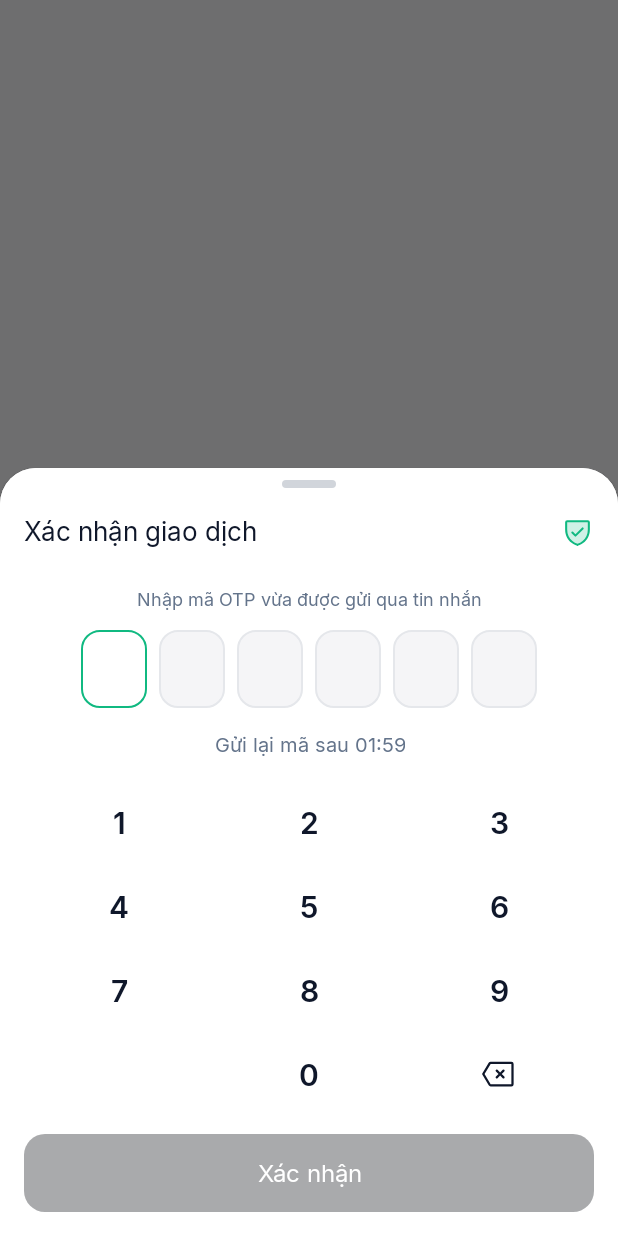
After one commit to thedestoroyah/FLUX_Bank, an Android app: the fragment TransactionAuthSheet shown on its own in the app's theme, on a phone screen of 412 x 824 dp. The commit adds this screen. Run offline under Robolectric (Android 15) with nearby library versions, the phone set to English and light mode, and no system bars; 4 statements that could not run were skipped.

Commit message:
feat: transaction auth bottom sheet with OTP keypad

```diff
--- /dev/null
+++ b/app/src/main/java/com/flux/bank/domain/FaceVerificationPolicy.kt
@@ -0,0 +1,11 @@
+package com.flux.bank.domain
+
+/** Quy tắc khi nào giao dịch cần thêm bước xác thực khuôn mặt (ngoài OTP). */
+object FaceVerificationPolicy {
+
+    /** Giao dịch từ 10.000.000 ₫ trở lên là "giá trị cao". */
+    const val HIGH_VALUE_THRESHOLD = 10_000_000L
+
+    /** [amount] null nghĩa là thao tác không có số tiền (ví dụ đổi SĐT) — chỉ cần OTP. */
+    fun requiresFace(amount: Long?): Boolean = amount != null && amount >= HIGH_VALUE_THRESHOLD
+}
--- /dev/null
+++ b/app/src/main/java/com/flux/bank/ui/auth/sheet/TransactionAuthSheet.kt
@@ -0,0 +1,165 @@
+package com.flux.bank.ui.auth.sheet
+
+import android.content.DialogInterface
+import android.os.Bundle
+import android.view.LayoutInflater
+import android.view.View
+import android.view.ViewGroup
+import androidx.core.os.bundleOf
+import androidx.core.view.isVisible
+import androidx.fragment.app.FragmentManager
+import androidx.fragment.app.setFragmentResult
+import androidx.fragment.app.viewModels
+import androidx.lifecycle.lifecycleScope
+import com.flux.bank.FluxApp
+import com.flux.bank.R
+import com.flux.bank.databinding.ItemSummaryRowBinding
+import com.flux.bank.databinding.SheetTransactionAuthBinding
+import com.flux.bank.ui.common.SimulatedSmsBanner
+import com.google.android.material.bottomsheet.BottomSheetBehavior
+import com.google.android.material.bottomsheet.BottomSheetDialog
+import com.google.android.material.bottomsheet.BottomSheetDialogFragment
+import kotlinx.coroutines.delay
+import kotlinx.coroutines.launch
+
+/** Nội dung tóm tắt hiển thị trên sheet. [amount] null = thao tác không có số tiền (chỉ cần OTP). */
+data class AuthSummary(val title: String, val rows: List<Pair<String, String>>, val amount: Long?)
+
+/**
+ * Bottom sheet xác thực dùng chung cho mọi giao dịch: OTP (bàn phím riêng) và, với giao dịch giá trị cao,
+ * thêm bước khuôn mặt. Kết quả trả qua Fragment Result API: key = requestKey, bundle [KEY_VERIFIED] (Boolean).
+ */
+class TransactionAuthSheet : BottomSheetDialogFragment() {
+
+    private var _binding: SheetTransactionAuthBinding? = null
+    private val binding get() = _binding!!
+    private val viewModel: TransactionAuthViewModel by viewModels()
+    private var resultSent = false
+
+    override fun onCreateView(inflater: LayoutInflater, container: ViewGroup?, savedInstanceState: Bundle?): View {
+        _binding = SheetTransactionAuthBinding.inflate(inflater, container, false)
+        return binding.root
+    }
+
+    override fun onStart() {
+        super.onStart()
+        // Mở rộng hết cỡ ngay: sheet có bàn phím riêng nên luôn đủ chỗ
+        (dialog as? BottomSheetDialog)?.behavior?.apply {
+            state = BottomSheetBehavior.STATE_EXPANDED
+            skipCollapsed = true
+        }
+    }
+
+    override fun onViewCreated(view: View, savedInstanceState: Bundle?) {
+        val args = requireArguments()
+        val amount = args.getLong(ARG_AMOUNT, NO_AMOUNT).takeIf { it != NO_AMOUNT }
+        binding.tvTitle.text = args.getString(ARG_TITLE)
+        renderSummary(args.getStringArrayList(ARG_LABELS).orEmpty(), args.getStringArrayList(ARG_VALUES).orEmpty())
+
+        binding.keypad.onDigit = viewModel::onDigit
+        binding.keypad.onBackspace = viewModel::onBackspace
+        binding.btnConfirm.setOnClickListener { viewModel.confirm() }
+        binding.btnResend.setOnClickListener { viewModel.resend() }
+
+        val notifier = FluxApp.instance.otpNotifier
+        notifier.autofill.observe(viewLifecycleOwner) { event -> event.consume()?.let(viewModel::fill) }
+        notifier.inAppSms.observe(viewLifecycleOwner) { event ->
+            event.consume()?.let { code ->
+                SimulatedSmsBanner.show(requireActivity(), notifier.smsText(code)) { notifier.requestAutofill(code) }
+            }
+        }
+        viewModel.state.observe(viewLifecycleOwner, ::render)
+        viewModel.start(amount)
+
+        viewLifecycleOwner.lifecycleScope.launch {
+            while (true) {
+                viewModel.tick()
+                delay(TICK_MS)
+            }
+        }
+    }
+
+    private fun render(state: AuthSheetState) {
+        binding.groupOtp.isVisible = state is AuthSheetState.EnteringOtp
+        binding.faceContainer.isVisible = state is AuthSheetState.FaceStep
+        when (state) {
+            is AuthSheetState.EnteringOtp -> renderOtp(state)
+            AuthSheetState.Verified -> finishWith(true)
+            AuthSheetState.Locked -> {
+                android.widget.Toast.makeText(requireContext(), R.string.otp_locked, android.widget.Toast.LENGTH_LONG).show()
+                finishWith(false)
+            }
+            AuthSheetState.FaceStep -> Unit // Task 12: bước khuôn mặt
+        }
+    }
+
+    private fun renderOtp(state: AuthSheetState.EnteringOtp) {
+        binding.otpCells.render(state.digits)
+        binding.btnConfirm.isEnabled = state.digits.length == TransactionAuthViewModel.CODE_LENGTH
+        binding.tvError.isVisible = state.errorRes != null
+        state.errorRes?.let { binding.tvError.text = getString(it, state.attemptsLeft) }
+        val waiting = state.remainingSec > 0
+        binding.btnResend.isEnabled = !waiting
+        binding.btnResend.text = if (waiting) {
+            getString(R.string.auth_sheet_resend_in, "%02d:%02d".format(state.remainingSec / 60, state.remainingSec % 60))
+        } else {
+            getString(R.string.auth_sheet_resend)
+        }
+    }
+
+    private fun renderSummary(labels: List<String>, values: List<String>) {
+        binding.summaryRows.removeAllViews()
+        labels.zip(values).forEach { (label, value) ->
+            val row = ItemSummaryRowBinding.inflate(layoutInflater, binding.summaryRows, true)
+            row.tvLabel.text = label
+            row.tvValue.text = value
+        }
+    }
+
+    private fun finishWith(verified: Boolean) {
+        if (resultSent) return
+        resultSent = true
+        if (verified) binding.root.performHapticFeedback(android.view.HapticFeedbackConstants.CONFIRM)
+        setFragmentResult(requireArguments().getString(ARG_REQUEST_KEY)!!, bundleOf(KEY_VERIFIED to verified))
+        dismissAllowingStateLoss()
+    }
+
+    override fun onDismiss(dialog: DialogInterface) {
+        // Người dùng vuốt/bấm ra ngoài để đóng = huỷ
+        if (!resultSent && isAdded) {
+            resultSent = true
+            setFragmentResult(requireArguments().getString(ARG_REQUEST_KEY)!!, bundleOf(KEY_VERIFIED to false))
+        }
+        super.onDismiss(dialog)
+    }
+
+    override fun onDestroyView() {
+        super.onDestroyView()
+        _binding = null
+    }
+
+    companion object {
+        const val KEY_VERIFIED = "verified"
+        private const val TAG = "TransactionAuthSheet"
+        private const val ARG_TITLE = "title"
+        private const val ARG_LABELS = "labels"
+        private const val ARG_VALUES = "values"
+        private const val ARG_AMOUNT = "amount"
+        private const val ARG_REQUEST_KEY = "request_key"
+        private const val NO_AMOUNT = Long.MIN_VALUE
+        private const val TICK_MS = 1_000L
+
+        /** Mở sheet; lắng nghe kết quả bằng `fm.setFragmentResultListener(requestKey, ...)`. */
+        fun show(fm: FragmentManager, summary: AuthSummary, requestKey: String) {
+            TransactionAuthSheet().apply {
+                arguments = bundleOf(
+                    ARG_TITLE to summary.title,
+                    ARG_LABELS to ArrayList(summary.rows.map { it.first }),
+                    ARG_VALUES to ArrayList(summary.rows.map { it.second }),
+                    ARG_AMOUNT to (summary.amount ?: NO_AMOUNT),
+                    ARG_REQUEST_KEY to requestKey
+                )
+            }.show(fm, TAG)
+        }
+    }
+}
--- /dev/null
+++ b/app/src/main/java/com/flux/bank/ui/auth/sheet/TransactionAuthViewModel.kt
@@ -0,0 +1,97 @@
+package com.flux.bank.ui.auth.sheet
+
+import androidx.annotation.StringRes
+import androidx.lifecycle.LiveData
+import androidx.lifecycle.MutableLiveData
+import androidx.lifecycle.ViewModel
+import com.flux.bank.FluxApp
+import com.flux.bank.R
+import com.flux.bank.core.security.OtpManager
+import com.flux.bank.core.security.OtpResult
+import com.flux.bank.domain.FaceVerificationPolicy
+import java.util.UUID
+
+sealed class AuthSheetState {
+    data class EnteringOtp(
+        val digits: String = "",
+        val remainingSec: Long = 0,
+        @StringRes val errorRes: Int? = null,
+        val attemptsLeft: Int = OtpManager.MAX_ATTEMPTS
+    ) : AuthSheetState()
+
+    object FaceStep : AuthSheetState()
+    object Verified : AuthSheetState()
+    object Locked : AuthSheetState()
+}
+
+/**
+ * Logic của bottom sheet xác thực giao dịch: phát OTP gắn với một mã giao dịch mới, nhận từng chữ số từ bàn phím
+ * riêng, kiểm tra mã; nếu số tiền thuộc diện giá trị cao thì chuyển sang bước khuôn mặt.
+ *
+ * @param deliver cách gửi mã tới người dùng (mặc định: SMS giả lập qua [com.flux.bank.core.security.OtpNotifier]).
+ */
+class TransactionAuthViewModel(
+    private val otp: OtpManager = FluxApp.instance.otpManager,
+    private val deliver: (String) -> Unit = { FluxApp.instance.otpNotifier.deliver(it) }
+) : ViewModel() {
+
+    private val _state = MutableLiveData<AuthSheetState>(AuthSheetState.EnteringOtp())
+    val state: LiveData<AuthSheetState> = _state
+
+    private var transactionId = ""
+    private var amount: Long? = null
+    private var started = false
+
+    /** Bắt đầu phiên xác thực; gọi lại (ví dụ khi xoay màn hình) sẽ không phát mã mới. */
+    fun start(amount: Long?) {
+        if (started) return
+        started = true
+        this.amount = amount
+        transactionId = UUID.randomUUID().toString()
+        issue()
+    }
+
+    fun onDigit(digit: Char) = updateOtp { if (it.digits.length < CODE_LENGTH) it.copy(digits = it.digits + digit, errorRes = null) else it }
+
+    fun onBackspace() = updateOtp { it.copy(digits = it.digits.dropLast(1)) }
+
+    /** Tự điền mã khi người dùng chạm vào SMS giả lập. */
+    fun fill(code: String) = updateOtp { it.copy(digits = code.filter(Char::isDigit).take(CODE_LENGTH), errorRes = null) }
+
+    fun confirm() {
+        val current = _state.value as? AuthSheetState.EnteringOtp ?: return
+        when (otp.verify(transactionId, current.digits)) {
+            OtpResult.VALID -> _state.value =
+                if (FaceVerificationPolicy.requiresFace(amount)) AuthSheetState.FaceStep else AuthSheetState.Verified
+            OtpResult.WRONG -> {
+                val left = otp.attemptsLeft()
+                _state.value = if (left == 0) AuthSheetState.Locked
+                else current.copy(digits = "", errorRes = R.string.otp_wrong, attemptsLeft = left)
+            }
+            OtpResult.EXPIRED, OtpResult.NO_ACTIVE -> _state.value = current.copy(digits = "", errorRes = R.string.otp_expired)
+            OtpResult.LOCKED -> _state.value = AuthSheetState.Locked
+        }
+    }
+
+    fun resend() {
+        if (_state.value !is AuthSheetState.EnteringOtp) return
+        issue()
+    }
+
+    /** Gọi mỗi giây để cập nhật đồng hồ đếm ngược. */
+    fun tick() = updateOtp { it.copy(remainingSec = otp.remainingSeconds()) }
+
+    private fun issue() {
+        deliver(otp.issue(transactionId))
+        _state.value = AuthSheetState.EnteringOtp(remainingSec = otp.remainingSeconds())
+    }
+
+    private fun updateOtp(change: (AuthSheetState.EnteringOtp) -> AuthSheetState.EnteringOtp) {
+        val current = _state.value as? AuthSheetState.EnteringOtp ?: return
+        _state.value = change(current)
+    }
+
+    companion object {
+        const val CODE_LENGTH = 6
+    }
+}
--- /dev/null
+++ b/app/src/main/java/com/flux/bank/ui/common/NumericKeypadView.kt
@@ -0,0 +1,53 @@
+package com.flux.bank.ui.common
+
+import android.content.Context
+import android.util.AttributeSet
+import android.view.HapticFeedbackConstants
+import android.widget.GridLayout
+import android.widget.ImageButton
+import androidx.core.content.ContextCompat
+import androidx.core.widget.ImageViewCompat
+import androidx.core.widget.TextViewCompat
+import com.flux.bank.R
+import com.google.android.material.button.MaterialButton
+
+/**
+ * Bàn phím số vẽ trong app (4x3: 1-9, trống, 0, xoá). Dùng thay bàn phím hệ thống để bottom sheet
+ * không bị đẩy lên và bàn phím bên thứ ba không đọc được mã.
+ */
+class NumericKeypadView @JvmOverloads constructor(context: Context, attrs: AttributeSet? = null) :
+    GridLayout(context, attrs) {
+
+    var onDigit: (Char) -> Unit = {}
+    var onBackspace: () -> Unit = {}
+
+    init {
+        columnCount = 3
+        val keys = listOf('1', '2', '3', '4', '5', '6', '7', '8', '9', ' ', '0', '<')
+        val height = (56 * resources.displayMetrics.density).toInt()
+        keys.forEach { key ->
+            val view = when (key) {
+                '<' -> ImageButton(context).apply {
+                    setImageResource(R.drawable.ic_backspace)
+                    ImageViewCompat.setImageTintList(this, ContextCompat.getColorStateList(context, R.color.flux_text_primary))
+                    setBackgroundResource(android.R.drawable.list_selector_background)
+                    contentDescription = context.getString(R.string.cd_backspace)
+                    setOnClickListener { it.performHapticFeedback(HapticFeedbackConstants.KEYBOARD_TAP); onBackspace() }
+                }
+                ' ' -> android.view.View(context)
+                else -> MaterialButton(context, null, androidx.appcompat.R.attr.borderlessButtonStyle).apply {
+                    text = key.toString()
+                    TextViewCompat.setTextAppearance(this, R.style.TextAppearance_Flux_TitleL)
+                    setTextColor(ContextCompat.getColor(context, R.color.flux_text_primary))
+                    insetTop = 0
+                    insetBottom = 0
+                    setOnClickListener { it.performHapticFeedback(HapticFeedbackConstants.KEYBOARD_TAP); onDigit(key) }
+                }
+            }
+            addView(view, LayoutParams(spec(UNDEFINED, 1f), spec(UNDEFINED, 1f)).apply {
+                width = 0
+                this.height = height
+            })
+        }
+    }
+}
--- /dev/null
+++ b/app/src/main/java/com/flux/bank/ui/common/OtpCellsView.kt
@@ -0,0 +1,49 @@
+package com.flux.bank.ui.common
+
+import android.content.Context
+import android.util.AttributeSet
+import android.view.Gravity
+import android.widget.LinearLayout
+import android.widget.TextView
+import androidx.core.content.ContextCompat
+import androidx.core.widget.TextViewCompat
+import com.flux.bank.R
+
+/** 6 ô hiển thị mã OTP; ô kế tiếp cần nhập có viền emerald. Chỉ hiển thị, không nhận bàn phím hệ thống. */
+class OtpCellsView @JvmOverloads constructor(context: Context, attrs: AttributeSet? = null) :
+    LinearLayout(context, attrs) {
+
+    private val cells: List<TextView>
+
+    init {
+        orientation = HORIZONTAL
+        gravity = Gravity.CENTER
+        val density = resources.displayMetrics.density
+        cells = List(CELL_COUNT) {
+            TextView(context).apply {
+                gravity = Gravity.CENTER
+                TextViewCompat.setTextAppearance(this, R.style.TextAppearance_Flux_TitleL)
+                setTextColor(ContextCompat.getColor(context, R.color.flux_text_primary))
+                background = ContextCompat.getDrawable(context, R.drawable.bg_otp_cell)
+                importantForAccessibility = IMPORTANT_FOR_ACCESSIBILITY_NO
+                layoutParams = LayoutParams((44 * density).toInt(), (52 * density).toInt()).apply {
+                    marginStart = (4 * density).toInt()
+                    marginEnd = (4 * density).toInt()
+                }
+            }.also(::addView)
+        }
+        render("")
+    }
+
+    fun render(digits: String) {
+        cells.forEachIndexed { i, cell ->
+            cell.text = digits.getOrNull(i)?.toString().orEmpty()
+            cell.isActivated = i == digits.length
+        }
+        contentDescription = digits.toList().joinToString(" ")
+    }
+
+    private companion object {
+        const val CELL_COUNT = 6
+    }
+}
--- /dev/null
+++ b/app/src/main/res/color/selector_resend.xml
@@ -0,0 +1,5 @@
+<?xml version="1.0" encoding="utf-8"?>
+<selector xmlns:android="http://schemas.android.com/apk/res/android">
+    <item android:color="@color/flux_text_secondary" android:state_enabled="false" />
+    <item android:color="@color/flux_emerald_dark" />
+</selector>
--- /dev/null
+++ b/app/src/main/res/drawable/bg_otp_cell.xml
@@ -0,0 +1,18 @@
+<?xml version="1.0" encoding="utf-8"?>
+<selector xmlns:android="http://schemas.android.com/apk/res/android">
+    <!-- Ô đang nhập: viền emerald -->
+    <item android:state_activated="true">
+        <shape>
+            <solid android:color="@color/flux_surface" />
+            <stroke android:width="1.5dp" android:color="@color/flux_emerald" />
+            <corners android:radius="12dp" />
+        </shape>
+    </item>
+    <item>
+        <shape>
+            <solid android:color="@color/flux_bg" />
+            <stroke android:width="@dimen/stroke_hairline" android:color="@color/flux_border_hairline" />
+            <corners android:radius="12dp" />
+        </shape>
+    </item>
+</selector>
--- /dev/null
+++ b/app/src/main/res/drawable/bg_sheet.xml
@@ -0,0 +1,5 @@
+<?xml version="1.0" encoding="utf-8"?>
+<shape xmlns:android="http://schemas.android.com/apk/res/android">
+    <solid android:color="@color/flux_surface" />
+    <corners android:topLeftRadius="@dimen/radius_card" android:topRightRadius="@dimen/radius_card" />
+</shape>
--- /dev/null
+++ b/app/src/main/res/drawable/bg_sheet_handle.xml
@@ -0,0 +1,5 @@
+<?xml version="1.0" encoding="utf-8"?>
+<shape xmlns:android="http://schemas.android.com/apk/res/android">
+    <solid android:color="@color/flux_titanium_border" />
+    <corners android:radius="3dp" />
+</shape>
--- /dev/null
+++ b/app/src/main/res/layout/item_summary_row.xml
@@ -0,0 +1,24 @@
+<?xml version="1.0" encoding="utf-8"?>
+<LinearLayout xmlns:android="http://schemas.android.com/apk/res/android"
+    android:layout_width="match_parent"
+    android:layout_height="wrap_content"
+    android:orientation="horizontal"
+    android:paddingTop="@dimen/space_4"
+    android:paddingBottom="@dimen/space_4">
+
+    <TextView
+        android:id="@+id/tvLabel"
+        android:layout_width="0dp"
+        android:layout_height="wrap_content"
+        android:layout_weight="1"
+        android:textAppearance="@style/TextAppearance.Flux.Caption"
+        android:textSize="13sp" />
+
+    <TextView
+        android:id="@+id/tvValue"
+        android:layout_width="wrap_content"
+        android:layout_height="wrap_content"
+        android:fontFeatureSettings="tnum"
+        android:textAppearance="@style/TextAppearance.Flux.Label"
+        android:textStyle="bold" />
+</LinearLayout>
--- /dev/null
+++ b/app/src/main/res/layout/sheet_transaction_auth.xml
@@ -0,0 +1,136 @@
+<?xml version="1.0" encoding="utf-8"?>
+<androidx.constraintlayout.widget.ConstraintLayout xmlns:android="http://schemas.android.com/apk/res/android"
+    xmlns:app="http://schemas.android.com/apk/res-auto"
+    android:layout_width="match_parent"
+    android:layout_height="wrap_content"
+    android:background="@drawable/bg_sheet"
+    android:paddingStart="@dimen/space_16"
+    android:paddingEnd="@dimen/space_16"
+    android:paddingBottom="@dimen/space_16">
+
+    <View
+        android:id="@+id/handle"
+        android:layout_width="36dp"
+        android:layout_height="5dp"
+        android:layout_marginTop="@dimen/space_8"
+        android:background="@drawable/bg_sheet_handle"
+        app:layout_constraintEnd_toEndOf="parent"
+        app:layout_constraintStart_toStartOf="parent"
+        app:layout_constraintTop_toTopOf="parent" />
+
+    <TextView
+        android:id="@+id/tvTitle"
+        android:layout_width="0dp"
+        android:layout_height="wrap_content"
+        android:layout_marginTop="@dimen/space_16"
+        android:text="@string/auth_sheet_title"
+        android:textAppearance="@style/TextAppearance.Flux.TitleM"
+        android:textSize="17sp"
+        app:layout_constraintEnd_toStartOf="@id/ivShield"
+        app:layout_constraintStart_toStartOf="parent"
+        app:layout_constraintTop_toBottomOf="@id/handle" />
+
+    <ImageView
+        android:id="@+id/ivShield"
+        android:layout_width="22dp"
+        android:layout_height="22dp"
+        android:importantForAccessibility="no"
+        android:src="@drawable/ic_shield_check"
+        app:layout_constraintBottom_toBottomOf="@id/tvTitle"
+        app:layout_constraintEnd_toEndOf="parent"
+        app:layout_constraintTop_toTopOf="@id/tvTitle"
+        app:tint="@color/flux_emerald" />
+
+    <LinearLayout
+        android:id="@+id/summaryRows"
+        android:layout_width="0dp"
+        android:layout_height="wrap_content"
+        android:layout_marginTop="@dimen/space_8"
+        android:orientation="vertical"
+        app:layout_constraintEnd_toEndOf="parent"
+        app:layout_constraintStart_toStartOf="parent"
+        app:layout_constraintTop_toBottomOf="@id/tvTitle" />
+
+    <!-- Bước OTP -->
+    <androidx.constraintlayout.widget.ConstraintLayout
+        android:id="@+id/groupOtp"
+        android:layout_width="0dp"
+        android:layout_height="wrap_content"
+        app:layout_constraintEnd_toEndOf="parent"
+        app:layout_constraintStart_toStartOf="parent"
+        app:layout_constraintTop_toBottomOf="@id/summaryRows">
+
+        <TextView
+            android:id="@+id/tvOtpHint"
+            android:layout_width="wrap_content"
+            android:layout_height="wrap_content"
+            android:layout_marginTop="@dimen/space_16"
+            android:text="@string/auth_sheet_otp_hint"
+            android:textAppearance="@style/TextAppearance.Flux.Caption"
+            app:layout_constraintEnd_toEndOf="parent"
+            app:layout_constraintStart_toStartOf="parent"
+            app:layout_constraintTop_toTopOf="parent" />
+
+        <com.flux.bank.ui.common.OtpCellsView
+            android:id="@+id/otpCells"
+            android:layout_width="wrap_content"
+            android:layout_height="wrap_content"
+            android:layout_marginTop="@dimen/space_12"
+            app:layout_constraintEnd_toEndOf="parent"
+            app:layout_constraintStart_toStartOf="parent"
+            app:layout_constraintTop_toBottomOf="@id/tvOtpHint" />
+
+        <TextView
+            android:id="@+id/tvError"
+            android:layout_width="0dp"
+            android:layout_height="wrap_content"
+            android:layout_marginTop="@dimen/space_8"
+            android:gravity="center"
+            android:textAppearance="@style/TextAppearance.Flux.Caption"
+            android:textColor="@color/flux_error_dark"
+            android:visibility="gone"
+            app:layout_constraintEnd_toEndOf="parent"
+            app:layout_constraintStart_toStartOf="parent"
+            app:layout_constraintTop_toBottomOf="@id/otpCells" />
+
+        <Button
+            android:id="@+id/btnResend"
+            style="@style/Widget.Flux.Button.Text"
+            android:layout_width="wrap_content"
+            android:layout_height="wrap_content"
+            android:textColor="@color/selector_resend"
+            app:layout_constraintEnd_toEndOf="parent"
+            app:layout_constraintStart_toStartOf="parent"
+            app:layout_constraintTop_toBottomOf="@id/tvError" />
+
+        <com.flux.bank.ui.common.NumericKeypadView
+            android:id="@+id/keypad"
+            android:layout_width="0dp"
+            android:layout_height="wrap_content"
+            app:layout_constraintEnd_toEndOf="parent"
+            app:layout_constraintStart_toStartOf="parent"
+            app:layout_constraintTop_toBottomOf="@id/btnResend" />
+
+        <com.google.android.material.button.MaterialButton
+            android:id="@+id/btnConfirm"
+            style="@style/Widget.Flux.Button.Primary"
+            android:layout_width="0dp"
+            android:layout_height="wrap_content"
+            android:layout_marginTop="@dimen/space_12"
+            android:enabled="false"
+            android:text="@string/auth_sheet_confirm"
+            app:layout_constraintEnd_toEndOf="parent"
+            app:layout_constraintStart_toStartOf="parent"
+            app:layout_constraintTop_toBottomOf="@id/keypad" />
+    </androidx.constraintlayout.widget.ConstraintLayout>
+
+    <!-- Bước khuôn mặt (Task 12) -->
+    <FrameLayout
+        android:id="@+id/faceContainer"
+        android:layout_width="0dp"
+        android:layout_height="wrap_content"
+        android:visibility="gone"
+        app:layout_constraintEnd_toEndOf="parent"
+        app:layout_constraintStart_toStartOf="parent"
+        app:layout_constraintTop_toBottomOf="@id/summaryRows" />
+</androidx.constraintlayout.widget.ConstraintLayout>
--- a/app/src/main/res/values/strings.xml
+++ b/app/src/main/res/values/strings.xml
@@ -104,4 +104,17 @@
     <string name="coming_soon_title">Sắp ra mắt</string>
     <string name="coming_soon_body">Tính năng %1$s đang được FLUX hoàn thiện. Bạn sẽ sớm dùng được ngay trong ứng dụng.</string>
     <string name="coming_soon_home">Về trang chủ</string>
+
+    <!-- Bottom sheet xác thực giao dịch -->
+    <string name="auth_sheet_title">Xác nhận giao dịch</string>
+    <string name="auth_sheet_otp_hint">Nhập mã OTP vừa được gửi qua tin nhắn</string>
+    <string name="auth_sheet_resend_in">Gửi lại mã sau %1$s</string>
+    <string name="auth_sheet_resend">Gửi lại mã</string>
+    <string name="auth_sheet_confirm">Xác nhận</string>
+    <string name="otp_wrong">Mã OTP không đúng. Còn %1$d lần thử.</string>
+    <string name="otp_expired">Mã OTP đã hết hạn. Hãy bấm Gửi lại mã.</string>
+    <string name="otp_locked">Bạn đã nhập sai quá 5 lần. Giao dịch bị huỷ.</string>
+    <string name="cd_backspace">Xoá</string>
+    <string name="auth_step_otp">OTP</string>
+    <string name="auth_step_face">Khuôn mặt</string>
 </resources>
```
Also changed, not shown: 2 other files.
